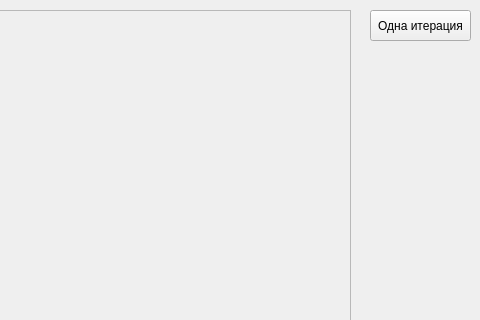
Sanicul/Bat_algorithm_visualisation, file window.ui: the form before one commit; both pictures show x 320 to 800 and y 0 to 320 of the 800 by 614 pixel window.
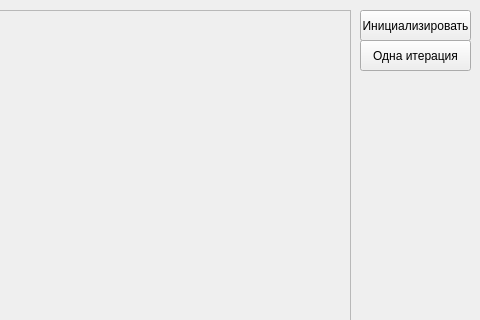
The form after the commit.

Commit message: Вторая кнопка

What changed in the file:
```diff
--- a/window.ui
+++ b/window.ui
@@ -17,9 +17,9 @@
    <widget class="QPushButton" name="oneIteration">
     <property name="geometry">
      <rect>
-      <x>690</x>
-      <y>10</y>
-      <width>101</width>
+      <x>680</x>
+      <y>40</y>
+      <width>111</width>
       <height>31</height>
      </rect>
     </property>
@@ -43,6 +43,19 @@
      <enum>QFrame::Raised</enum>
     </property>
    </widget>
+   <widget class="QPushButton" name="initialize">
+    <property name="geometry">
+     <rect>
+      <x>680</x>
+      <y>10</y>
+      <width>111</width>
+      <height>31</height>
+     </rect>
+    </property>
+    <property name="text">
+     <string>Инициализировать</string>
+    </property>
+   </widget>
   </widget>
   <widget class="QMenuBar" name="menubar">
    <property name="geometry">
```
The commit also changes 1 other file.
